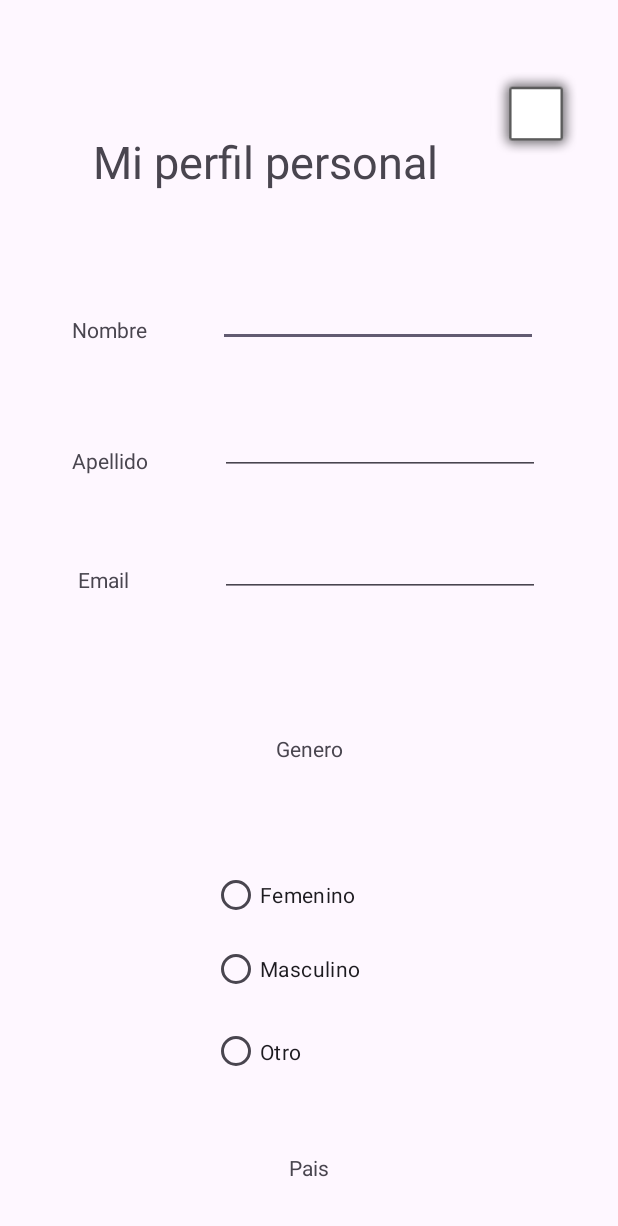
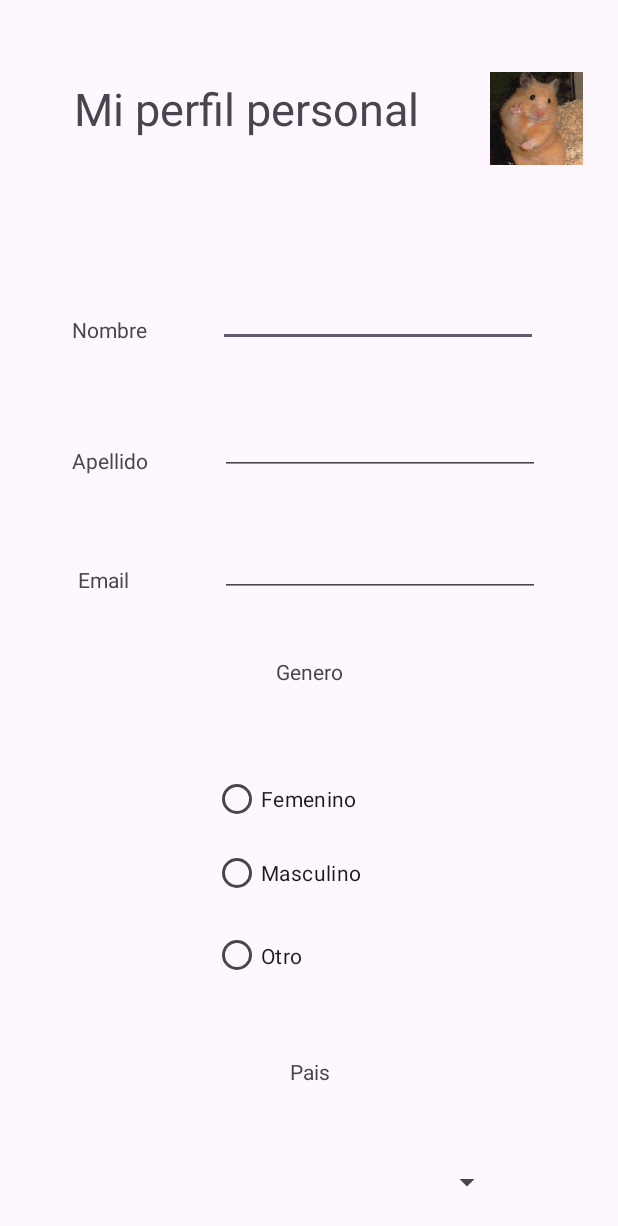
Before and after one commit to PabloMarpen/PrT3, an Android app: the screen it shows after launch (MainActivity), on a phone screen of 412 x 824 dp. Shown: the top 1226 px of the screen. Run offline under Robolectric (Android 15) with nearby library versions, the phone set to English and light mode, and no system bars.

Commit message:
v2 clase

```diff
--- a/app/src/main/java/com/example/prt3/MainActivity.kt
+++ b/app/src/main/java/com/example/prt3/MainActivity.kt
@@ -1,18 +1,112 @@
 package com.example.prt3
 
 import android.os.Bundle
+import android.view.View
 import androidx.activity.enableEdgeToEdge
 import androidx.appcompat.app.AppCompatActivity
-import androidx.core.view.ViewCompat
-import androidx.core.view.WindowInsetsCompat
 
-class MainActivity : AppCompatActivity() {
+import android.widget.RadioButton
+import android.widget.AdapterView
+import android.widget.ArrayAdapter
+import android.widget.Button
+import android.widget.Spinner
+import android.widget.TextView
+import android.widget.EditText
+import android.widget.RadioGroup
+import android.widget.CheckBox
+
+class MainActivity : AppCompatActivity(), AdapterView.OnItemSelectedListener {
+    private lateinit var boton: Button
+    private lateinit var resultado: TextView
+    private lateinit var nombre: EditText
+    private lateinit var apellido: EditText
+    private lateinit var email: EditText
+    private lateinit var radioGroup: RadioGroup
+    private lateinit var hombre: RadioButton
+    private lateinit var mujer: RadioButton
+    private lateinit var otro: RadioButton
+    private lateinit var spinner: Spinner
+    private lateinit var lectura : CheckBox
+    private lateinit var deporte : CheckBox
+    private lateinit var musica : CheckBox
+    private lateinit var arte : CheckBox
+    var checkBoxString = ""
     override fun onCreate(savedInstanceState: Bundle?) {
         super.onCreate(savedInstanceState)
         enableEdgeToEdge()
         setContentView(R.layout.activity_main)
 
+       spinner = findViewById<Spinner>(R.id.spinnerPais)
 
+        ArrayAdapter.createFromResource(this, R.array.paises, android.R.layout.simple_spinner_item).also { adapter -> adapter.setDropDownViewResource(android.R.layout.simple_spinner_dropdown_item)
+            spinner.adapter = adapter
+        }
 
+        spinner.onItemSelectedListener = this
+
+       listener("")
+    }
+
+    private fun listener(pais: String) {
+
+         boton = findViewById<Button>(R.id.button)
+         resultado = findViewById<TextView>(R.id.textViewResultado)
+         nombre = findViewById<EditText>(R.id.editTextNombre)
+         apellido = findViewById<EditText>(R.id.editTextApellido)
+         email = findViewById<EditText>(R.id.editTextMail)
+
+         radioGroup = findViewById<RadioGroup>(R.id.radioGroup2)
+
+         hombre = findViewById<RadioButton>(R.id.radioButtonMasculino)
+         mujer = findViewById<RadioButton>(R.id.radioButtonFemenino)
+         otro = findViewById<RadioButton>(R.id.radioButtonOtro)
+         lectura = findViewById<CheckBox>(R.id.checkBoxLectura)
+         deporte = findViewById<CheckBox>(R.id.checkBoxLectura)
+         musica = findViewById<CheckBox>(R.id.checkBoxLectura)
+         arte = findViewById<CheckBox>(R.id.checkBoxLectura)
+
+        lectura.setOnCheckedChangeListener { _, isChecked ->
+            if (isChecked) {
+                checkBoxString = "Lectura"
+            }
+        }
+        deporte.setOnCheckedChangeListener { _, isChecked ->
+            if (isChecked) {
+                checkBoxString = checkBoxString + "deporte"
+            }
+        }
+        musica.setOnCheckedChangeListener { _, isChecked ->
+            if (isChecked) {
+                checkBoxString = checkBoxString + "musica"
+            }
+        }
+        arte.setOnCheckedChangeListener { _, isChecked ->
+            if (isChecked) {
+                checkBoxString = checkBoxString + "arte"
+            }
+        }
+
+         boton.setOnClickListener {
+
+            val nombreS = nombre.text
+            val apellidoS = apellido.text
+            val emailS = email.text
+
+            var genero = when (radioGroup.checkedRadioButtonId) {
+                hombre.id -> "Hombre"
+                mujer.id -> "Mujer"
+                otro.id -> "Otro"
+                else -> ""
+            }
+            resultado.text = "Nombre: $nombreS\nApellido: $apellidoS\nEmail: $emailS\nGenero: $genero\nPais: $pais $checkBoxString"
+        }
+    }
+
+    override fun onItemSelected(p0: AdapterView<*>?, p1: View?, p2: Int, p3: Long) {
+        listener(spinner.selectedItem.toString())
+    }
+
+    override fun onNothingSelected(p0: AdapterView<*>?) {
+        TODO("Not yet implemented")
     }
 }
--- a/app/src/main/res/layout/activity_main.xml
+++ b/app/src/main/res/layout/activity_main.xml
@@ -21,14 +21,13 @@
             android:id="@+id/TextoSuperior"
             android:layout_width="263dp"
             android:layout_height="57dp"
+            android:layout_marginTop="52dp"
             android:text="Mi perfil personal"
             android:textSize="30dp"
-            app:layout_constraintBottom_toBottomOf="parent"
             app:layout_constraintEnd_toEndOf="parent"
-            app:layout_constraintHorizontal_bias="0.418"
+            app:layout_constraintHorizontal_bias="0.331"
             app:layout_constraintStart_toStartOf="parent"
-            app:layout_constraintTop_toTopOf="parent"
-            app:layout_constraintVertical_bias="0.067" />
+            app:layout_constraintTop_toTopOf="parent" />
 
         <ImageView
             android:id="@+id/fotoSuperior"
@@ -38,7 +37,7 @@
             android:layout_marginEnd="16dp"
             app:layout_constraintEnd_toEndOf="parent"
             app:layout_constraintTop_toTopOf="parent"
-            app:srcCompat="@android:drawable/alert_light_frame" />
+            app:srcCompat="@drawable/icon" />
 
         <EditText
             android:id="@+id/editTextNombre"
@@ -111,22 +110,20 @@
             android:id="@+id/textViewGenero"
             android:layout_width="wrap_content"
             android:layout_height="wrap_content"
+            android:layout_marginTop="40dp"
             android:text="Genero"
-            app:layout_constraintBottom_toBottomOf="parent"
             app:layout_constraintEnd_toEndOf="parent"
             app:layout_constraintStart_toStartOf="parent"
-            app:layout_constraintTop_toBottomOf="@+id/editTextMail"
-            app:layout_constraintVertical_bias="0.097" />
+            app:layout_constraintTop_toBottomOf="@+id/editTextMail" />
 
         <RadioGroup
             android:id="@+id/radioGroup2"
             android:layout_width="129dp"
             android:layout_height="167dp"
-            app:layout_constraintBottom_toBottomOf="parent"
-            app:layout_constraintEnd_toEndOf="parent"
-            app:layout_constraintStart_toStartOf="parent"
-            app:layout_constraintTop_toBottomOf="@+id/textViewGenero"
-            app:layout_constraintVertical_bias="0.077">
+            android:layout_marginTop="40dp"
+            app:layout_constraintEnd_toEndOf="@+id/textViewGenero"
+            app:layout_constraintStart_toStartOf="@+id/textViewGenero"
+            app:layout_constraintTop_toBottomOf="@+id/textViewGenero">
 
             <RadioButton
                 android:id="@+id/radioButtonFemenino"
@@ -155,23 +152,20 @@
             android:id="@+id/textViewPais"
             android:layout_width="wrap_content"
             android:layout_height="wrap_content"
+            android:layout_marginTop="40dp"
             android:text="Pais"
-            app:layout_constraintBottom_toTopOf="@+id/spinnerPais"
-            app:layout_constraintEnd_toEndOf="parent"
-            app:layout_constraintStart_toStartOf="parent"
+            app:layout_constraintEnd_toEndOf="@+id/radioGroup2"
+            app:layout_constraintStart_toStartOf="@+id/radioGroup2"
             app:layout_constraintTop_toBottomOf="@+id/radioGroup2" />
 
         <Spinner
             android:id="@+id/spinnerPais"
             android:layout_width="258dp"
             android:layout_height="48dp"
-            android:layout_marginStart="69dp"
-            android:layout_marginTop="100dp"
-            android:layout_marginEnd="84dp"
+            android:layout_marginTop="40dp"
             app:layout_constraintEnd_toEndOf="parent"
-            app:layout_constraintHorizontal_bias="1.0"
             app:layout_constraintStart_toStartOf="parent"
-            app:layout_constraintTop_toBottomOf="@+id/radioGroup2" />
+            app:layout_constraintTop_toBottomOf="@+id/textViewPais" />
 
         <TextView
             android:id="@+id/textViewHobbie"
@@ -182,7 +176,7 @@
             android:text="Hobbie"
             app:layout_constraintBottom_toTopOf="@+id/checkBoxLectura"
             app:layout_constraintEnd_toEndOf="@+id/spinnerPais"
-            app:layout_constraintHorizontal_bias="0.704"
+            app:layout_constraintHorizontal_bias="0.525"
             app:layout_constraintStart_toStartOf="@+id/spinnerPais"
             app:layout_constraintTop_toBottomOf="@+id/spinnerPais" />
 
@@ -236,20 +230,19 @@
             android:id="@+id/textView5"
             android:layout_width="wrap_content"
             android:layout_height="wrap_content"
-            android:layout_marginStart="150dp"
-            android:layout_marginTop="30dp"
-            android:layout_marginEnd="183dp"
+            android:layout_marginTop="28dp"
             android:text="Satisfacción"
-            app:layout_constraintEnd_toEndOf="parent"
-            app:layout_constraintStart_toStartOf="parent"
+            app:layout_constraintEnd_toEndOf="@+id/checkBoxArte"
+            app:layout_constraintStart_toStartOf="@+id/checkBoxArte"
             app:layout_constraintTop_toBottomOf="@+id/checkBoxArte" />
 
         <SeekBar
             android:id="@+id/seekBarNivel"
             android:layout_width="238dp"
             android:layout_height="26dp"
-            android:layout_marginTop="30dp"
+            android:layout_marginTop="28dp"
             app:layout_constraintEnd_toEndOf="@+id/textView5"
+            app:layout_constraintHorizontal_bias="0.44"
             app:layout_constraintStart_toStartOf="@+id/textView5"
             app:layout_constraintTop_toBottomOf="@+id/textView5" />
 
@@ -257,10 +250,12 @@
             android:id="@+id/textView6"
             android:layout_width="wrap_content"
             android:layout_height="wrap_content"
-            android:layout_marginTop="40dp"
+            android:layout_marginStart="20dp"
+            android:layout_marginTop="32dp"
             android:layout_marginEnd="12dp"
             android:text="0"
             app:layout_constraintEnd_toStartOf="@+id/seekBarNivel"
+            app:layout_constraintStart_toStartOf="parent"
             app:layout_constraintTop_toBottomOf="@+id/textView5" />
 
         <TextView
@@ -268,8 +263,10 @@
             android:layout_width="wrap_content"
             android:layout_height="wrap_content"
             android:layout_marginStart="12dp"
-            android:layout_marginTop="40dp"
+            android:layout_marginTop="32dp"
+            android:layout_marginEnd="20dp"
             android:text="10"
+            app:layout_constraintEnd_toEndOf="parent"
             app:layout_constraintStart_toEndOf="@+id/seekBarNivel"
             app:layout_constraintTop_toBottomOf="@+id/textView5" />
 
@@ -283,6 +280,41 @@
             app:layout_constraintStart_toEndOf="@+id/textView6"
             app:layout_constraintTop_toBottomOf="@+id/seekBarNivel" />
 
+        <Switch
+            android:id="@+id/switch1"
+            android:layout_width="wrap_content"
+            android:layout_height="wrap_content"
+            android:layout_marginTop="30dp"
+            android:text="Suscripción al Boletín"
+            app:layout_constraintEnd_toEndOf="@+id/textViewNivel"
+            app:layout_constraintStart_toStartOf="@+id/textViewNivel"
+            app:layout_constraintTop_toBottomOf="@+id/textViewNivel" />
+
+        <Button
+            android:id="@+id/button"
+            android:layout_width="wrap_content"
+            android:layout_height="wrap_content"
+            android:layout_marginTop="100dp"
+            android:layout_marginBottom="40dp"
+            android:backgroundTint="#D92E2E"
+            android:text="Enviar"
+            android:textColor="#FFFFFF"
+            app:layout_constraintBottom_toBottomOf="parent"
+            app:layout_constraintEnd_toEndOf="@+id/textViewResultado"
+            app:layout_constraintStart_toStartOf="@+id/textViewResultado"
+            app:layout_constraintTop_toBottomOf="@+id/textViewResultado" />
+
+        <TextView
+            android:id="@+id/textViewResultado"
+            android:layout_width="320dp"
+            android:layout_height="291dp"
+            android:layout_marginTop="28dp"
+            android:text="Resultado a enviar:"
+            app:layout_constraintEnd_toEndOf="@+id/switch1"
+            app:layout_constraintHorizontal_bias="0.478"
+            app:layout_constraintStart_toStartOf="@+id/switch1"
+            app:layout_constraintTop_toBottomOf="@+id/switch1" />
+
 
     </androidx.constraintlayout.widget.ConstraintLayout>
 </ScrollView>
--- a/app/src/main/res/values/strings.xml
+++ b/app/src/main/res/values/strings.xml
@@ -1,3 +1,15 @@
 <resources>
     <string name="app_name">PrT3</string>
+    <string-array name="paises">
+        <item></item>
+        <item>España</item>
+        <item>Alemania</item>
+        <item>Italia</item>
+        <item>Grecia</item>
+        <item>Belgica</item>
+        <item>Estados Unidos</item>
+        <item>Palencia</item>
+        <item>China</item>
+        <item>Congo</item>
+    </string-array>
 </resources>
```
Also changed, not shown: app/src/main/res/drawable/icon.jpg (added).
